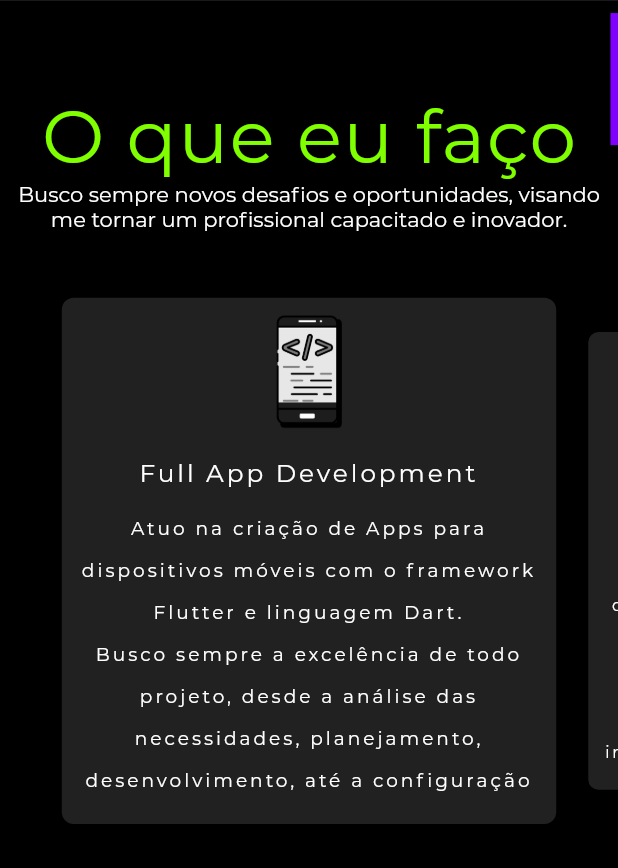
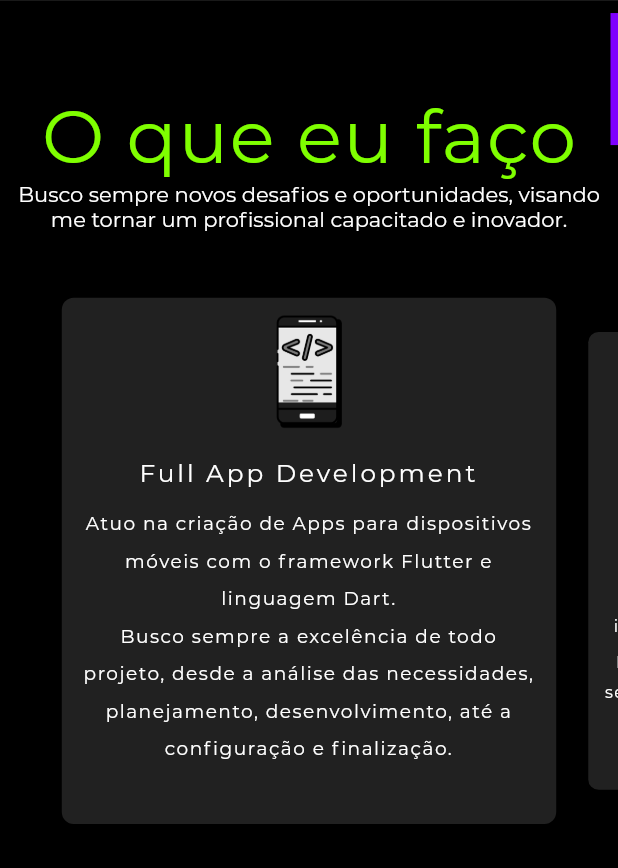
Before and after one commit to joaopaulovieira-dev/portfolio, a Flutter app: the screen it shows after launch, scrolled down 1728 dp, on a phone screen of 412 x 824 dp, the part 368-1236 px from its top. Run offline on Flutter 3.47's test engine with Material 2 defaults, Android fonts, the phone set to English and light mode, and no system bars; drawn by our look-alikes of carousel_slider, scrollable_positioned_list; our stand-ins replace animated_text_kit, google_fonts, responsive_builder; network calls fail.

Commit message:
Ajustes no espaçamento mobile - Service Card

```diff
--- a/lib/sections/mainSection.dart
+++ b/lib/sections/mainSection.dart
@@ -1,5 +1,5 @@
 // ignore: avoid_web_libraries_in_flutter
-import 'package:universal_html/html.dart' as html;
+//import 'package:universal_html/html.dart' as html;
 
 import 'package:flutter/gestures.dart';
 import 'package:flutter/material.dart';
@@ -171,7 +171,7 @@ class _MainPageState extends State<MainPage> {
                   borderRadius: BorderRadius.circular(5.0),
                   side: BorderSide(color: kPrimaryColor)),
               onPressed: () {
-                html.window.open('https://joaopaulovieira.dev', "pdf");
+                //html.window.open('https://joaopaulovieira.dev', "pdf");
               },
               child: Text(
                 "Resumo",
@@ -208,16 +208,15 @@ class _MainPageState extends State<MainPage> {
                     borderRadius: BorderRadius.circular(5.0),
                     side: BorderSide(color: kPrimaryColor)),
                 onPressed: () {
-                  launchURL(
-                      "https://drive.google.com/uc?export=view&id=1OOdcdGEN3thVvpZ4cl_MM0LT-GCMuLIE");
+                  //launchURL("https://joaopaulovieira.dev'");
                 },
                 child: ListTile(
                   leading: Icon(
                     Icons.book,
-                    color: Colors.red,
+                    color: darkGreenColor,
                   ),
                   title: Text(
-                    "Resume",
+                    "Resumo",
                     style: GoogleFonts.montserrat(
                       fontWeight: FontWeight.w200,
                     ),
--- a/lib/widget/serviceCard.dart
+++ b/lib/widget/serviceCard.dart
@@ -86,9 +86,9 @@ class _ServiceCardState extends State<ServiceCard> {
                 textAlign: TextAlign.center,
                 style: GoogleFonts.montserrat(
                     fontSize: height * 0.015,
-                    letterSpacing: 2.0,
+                    letterSpacing: 1.0,
                     fontWeight: FontWeight.w100,
-                    height: width < 900 ? 2.3 : 1.5),
+                    height: width < 600 ? 2.0 : 1.5),
               ),
             )
           ],
```
